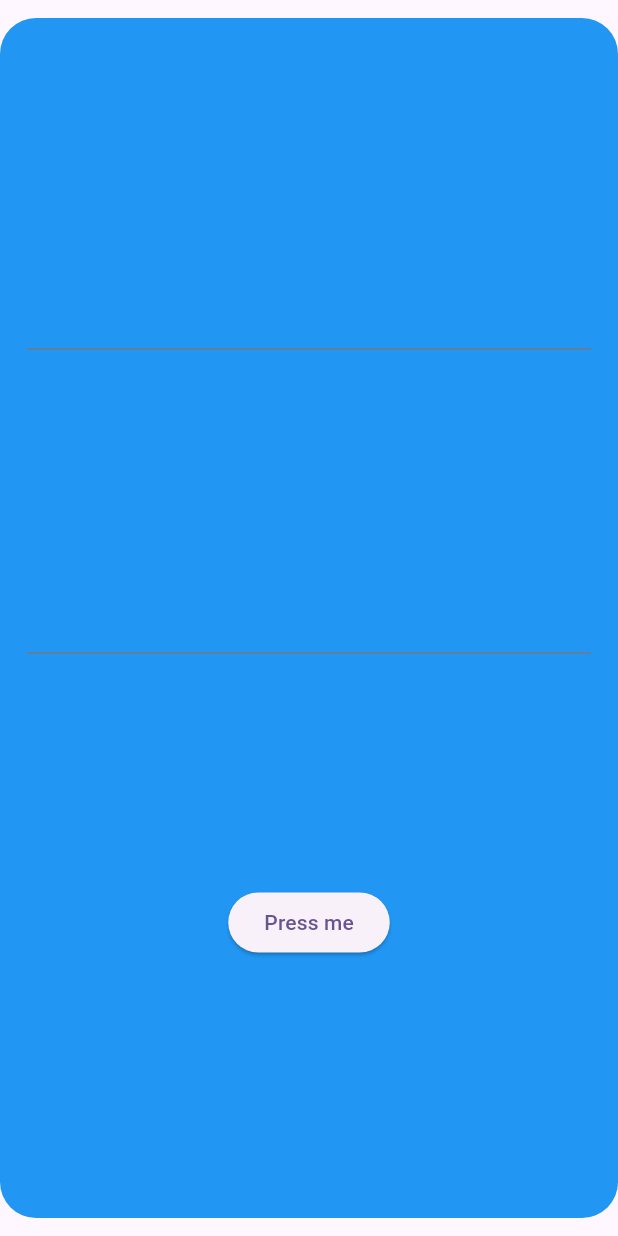
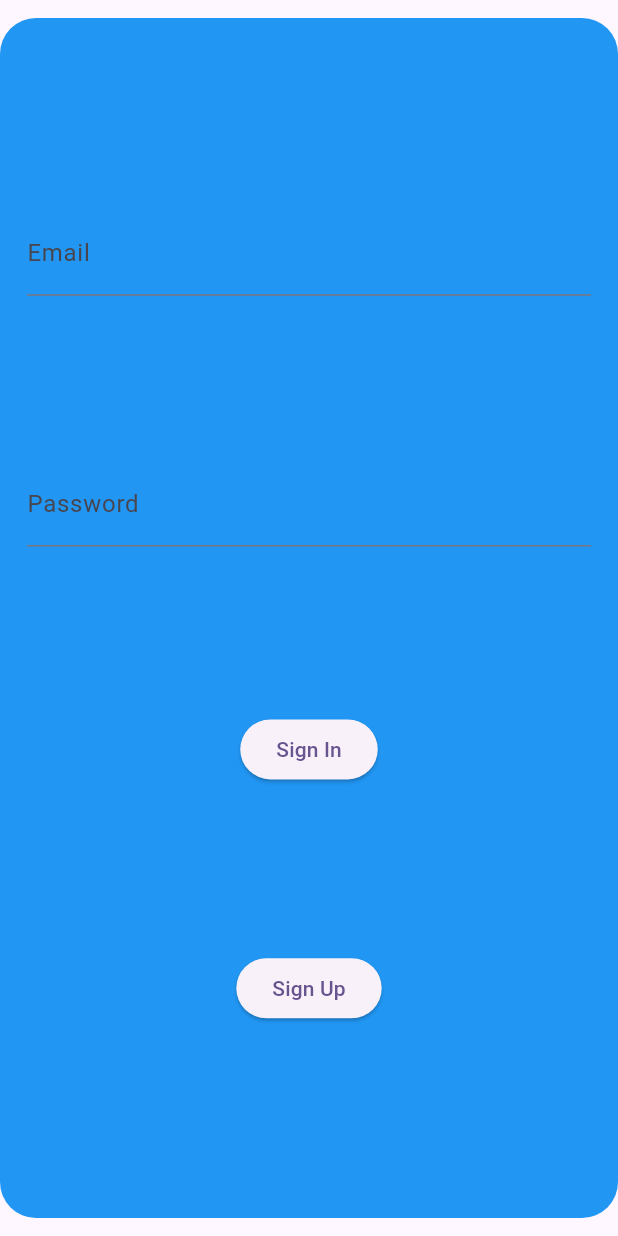
Before and after one commit to haythemd/compower, a Flutter app: the screen it shows after launch, on a phone screen of 412 x 824 dp. Run offline on Flutter 3.47's test engine with Material 3 defaults, Android fonts, the phone set to English and light mode, and no system bars; our stand-ins replace firebase_auth, firebase_core; accounts and stored records are empty.

Commit message:
make app alive

```diff
--- a/lib/main.dart
+++ b/lib/main.dart
@@ -3,29 +3,34 @@ import 'package:flutter/material.dart';
 import 'package:todo/firebase_options.dart';
 import 'package:todo/pages/loginPage.dart';
 
-import 'models/todo.dart';
-
 void main() async {
   WidgetsFlutterBinding.ensureInitialized();
-  await Firebase.initializeApp(name: "todo", options: DefaultFirebaseOptions.currentPlatform);
+  try {
+    await Firebase.initializeApp(
+      options: DefaultFirebaseOptions.currentPlatform,
+    );
+    print("Firebase initialized successfully.");
+  } catch (e) {
+    print("Firebase initialization error: $e");
+  }
+
+  // Run the app
   runApp(const MyApp());
 }
 
 class MyApp extends StatelessWidget {
   const MyApp({super.key});
 
-  // This widget is the root of your application.
   @override
   Widget build(BuildContext context) {
     return MaterialApp(
-      debugShowCheckedModeBanner: false,
+      debugShowCheckedModeBanner: false, // Remove debug banner
       title: 'Flutter Demo',
       theme: ThemeData(
-
         colorScheme: ColorScheme.fromSeed(seedColor: Colors.deepPurple),
         useMaterial3: true,
       ),
-      home: const LoginPage(),
+      home: const LoginPage(), // Set the home page
     );
   }
 }
--- a/lib/pages/homePage.dart
+++ b/lib/pages/homePage.dart
@@ -94,8 +94,8 @@ class _MyHomePageState extends State<MyHomePage> {
       body: Center(
         child: ListView(
           children: [
-            ListTile(title: Text('Item'),trailing: Text('Price'),),
-            ...todos.map((e)=>ListTile(leading: Text(e.id.toString()), title: Text(e.title),subtitle: Text(e.description),trailing: Text(e.price.toStringAsFixed(2)+" \$"),) )
+            const ListTile(title: Text('Item'),trailing: Text('Price'),),
+            ...todos.map((e)=>ListTile(leading: Text(e.id.toString()), title: Text(e.title),subtitle: Text(e.description),trailing: Text("${e.price.toStringAsFixed(2)} \$"),) )
           ],
         ),
       ),
--- a/lib/pages/loginPage.dart
+++ b/lib/pages/loginPage.dart
@@ -9,21 +9,137 @@ class LoginPage extends StatefulWidget {
 }
 
 class _LoginPageState extends State<LoginPage> {
-
   final TextEditingController _emailController = TextEditingController();
   final TextEditingController _passwordController = TextEditingController();
+  final FirebaseAuth _auth = FirebaseAuth.instance;
+  bool _isLoading = false;
+
+  Future<void> _signIn() async {
+    String email = _emailController.text.trim();
+    String password = _passwordController.text.trim();
+
+    if (email.isEmpty || password.isEmpty) {
+      _showError("Email and password cannot be empty");
+      return;
+    }
+
+    if (!RegExp(r'^[^@]+@[^@]+\.[^@]+').hasMatch(email)) {
+      _showError("Please enter a valid email address");
+      return;
+    }
+
+    setState(() {
+      _isLoading = true;
+    });
+
+    try {
+      UserCredential userCredential = await _auth.signInWithEmailAndPassword(
+        email: email,
+        password: password,
+      );
+
+      print("User signed in: ${userCredential.user?.email}");
+    } catch (e) {
+      print("Error signing in: $e");
+      _showError(e.toString());
+    } finally {
+      setState(() {
+        _isLoading = false;
+      });
+    }
+  }
+
+  Future<void> _signUp() async {
+    String email = _emailController.text.trim();
+    String password = _passwordController.text.trim();
+
+    if (email.isEmpty || password.isEmpty) {
+      _showError("Email and password cannot be empty");
+      return;
+    }
+
+    if (!RegExp(r'^[^@]+@[^@]+\.[^@]+').hasMatch(email)) {
+      _showError("Please enter a valid email address");
+      return;
+    }
+
+    setState(() {
+      _isLoading = true;
+    });
+
+    try {
+      UserCredential userCredential = await _auth.createUserWithEmailAndPassword(
+        email: email,
+        password: password,
+      );
+
+      print("User signed up: ${userCredential.user?.email}");
+    } catch (e) {
+      print("Error signing up: $e");
+      _showError(e.toString());
+    } finally {
+      setState(() {
+        _isLoading = false;
+      });
+    }
+  }
+
+  void _showError(String message) {
+    showDialog(
+      context: context,
+      builder: (context) => AlertDialog(
+        title: const Text("Error"),
+        content: Text(message),
+        actions: [
+          TextButton(
+            onPressed: () => Navigator.of(context).pop(),
+            child: const Text("OK"),
+          ),
+        ],
+      ),
+    );
+  }
 
   @override
   Widget build(BuildContext context) {
     return Material(
-      child: Center(child:  Container(decoration: BoxDecoration(borderRadius: BorderRadius.circular(24), color: Colors.blue),height: 800,width: 500, padding: EdgeInsets.all(18), child: Column(
-        mainAxisAlignment: MainAxisAlignment.spaceEvenly,
-        children: [
-          TextFormField(controller: _emailController,),
-          TextFormField(controller: _passwordController,),
-          ElevatedButton(onPressed: ()=>{}, child: Text("Press me"))
-        ],
-      ),) ,),
+      child: Center(
+        child: Container(
+          decoration: BoxDecoration(
+            borderRadius: BorderRadius.circular(24),
+            color: Colors.blue,
+          ),
+          height: 800,
+          width: 500,
+          padding: const EdgeInsets.all(18),
+          child: Column(
+            mainAxisAlignment: MainAxisAlignment.spaceEvenly,
+            children: [
+              TextFormField(
+                controller: _emailController,
+                decoration: const InputDecoration(labelText: 'Email'),
+              ),
+              TextFormField(
+                controller: _passwordController,
+                decoration: const InputDecoration(labelText: 'Password'),
+                obscureText: true,
+              ),
+              ElevatedButton(
+                onPressed: _isLoading ? null : _signIn,
+                child: _isLoading
+                    ? const CircularProgressIndicator(color: Colors.white)
+                    : const Text("Sign In"),
+              ),
+              ElevatedButton(
+                onPressed: _isLoading ? null : _signUp,
+                child: _isLoading
+                    ? const CircularProgressIndicator(color: Colors.white)
+                    : const Text("Sign Up"),
+              ),
+            ],
+          ),
+        ),
+      ),
     );
   }
 }
```
